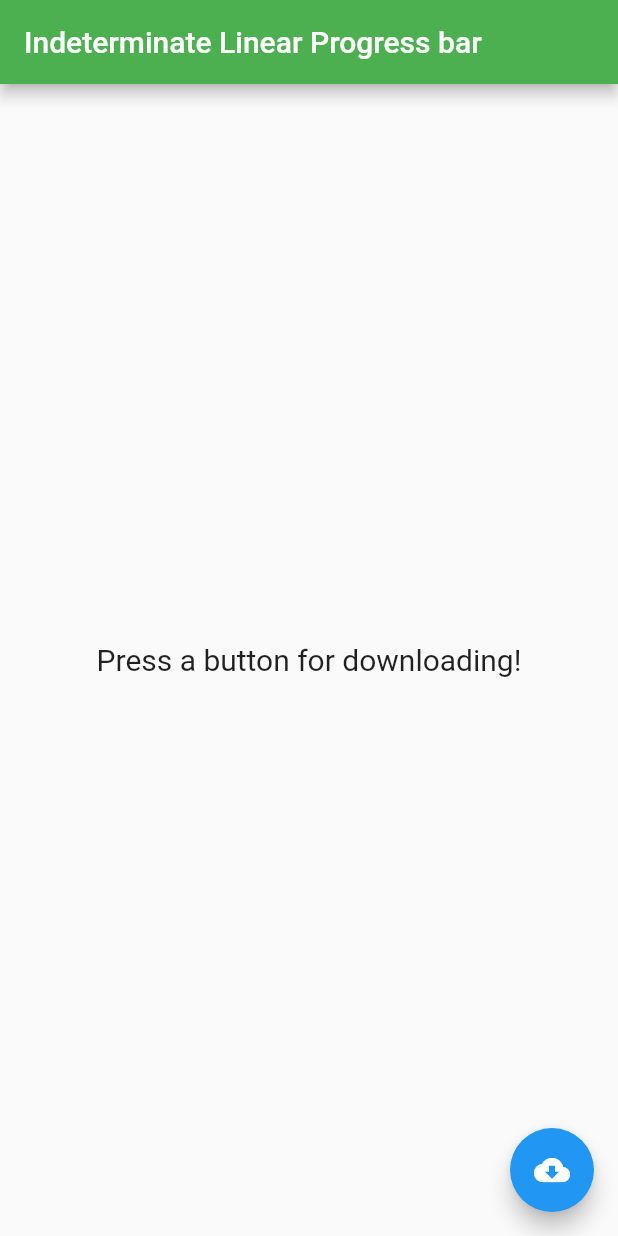
After one commit to NirajThagunna/Flutter, a Flutter app: the LinearProgressBarApp screen opened directly, on a phone screen of 412 x 824 dp. The commit adds this screen. Run offline on Flutter 3.47's test engine with Material 2 defaults, Android fonts, the phone set to English and light mode, and no system bars; our stand-ins replace fluttertoast.

Commit message:
Widget Components

```diff
--- /dev/null
+++ b/widget_components/lib/indeterminate_linear_progress_bar.dart
@@ -0,0 +1,61 @@
+import 'package:flutter/cupertino.dart';
+import 'package:flutter/material.dart';
+
+void main() => runApp(MyApp());
+
+class MyApp extends StatelessWidget {
+  @override
+  Widget build(BuildContext context) {
+    return MaterialApp(
+      title: "RadioButton Widget",
+      home: Scaffold(
+        body: LinearProgressBarApp(),
+      ),
+      debugShowCheckedModeBanner: false,
+    );
+  }
+}
+
+class LinearProgressBarApp extends StatefulWidget {
+  const LinearProgressBarApp({Key? key}) : super(key: key);
+
+  @override
+  _LinearProgressBarAppState createState() => _LinearProgressBarAppState();
+}
+
+class _LinearProgressBarAppState extends State<LinearProgressBarApp> {
+  late bool _loading;
+
+  @override
+  void initState() {
+    super.initState();
+    _loading = false;
+  }
+
+  @override
+  Widget build(BuildContext context) {
+    return Scaffold(
+      appBar: AppBar(
+        title: Text('Indeterminate Linear Progress bar'),
+        backgroundColor: Colors.green,
+      ),
+      body: Center(
+        child: Container(
+          padding: EdgeInsets.all(10.0),
+          child: _loading ? LinearProgressIndicator() : Text(
+            'Press a button for downloading!',
+            style: TextStyle(fontSize: 20),
+          ),
+        ),
+      ),
+      floatingActionButton: FloatingActionButton(
+        child: Icon(Icons.cloud_download),
+        onPressed: (){
+          setState(() {
+            _loading = !_loading;
+          });
+        },
+      ),
+    );
+  }
+}
--- /dev/null
+++ b/widget_components/lib/linear_progress_indicator.dart
@@ -0,0 +1,90 @@
+import 'dart:async';
+
+import 'package:flutter/material.dart';
+
+void main() => runApp(MyApp());
+
+class MyApp extends StatelessWidget {
+  @override
+  Widget build(BuildContext context) {
+    return MaterialApp(
+      title: "Determinate Linear Progress Bar Widget",
+      home: Scaffold(
+        body: LinearProgressBarApp(),
+      ),
+      debugShowCheckedModeBanner: false,
+    );
+  }
+}
+
+class LinearProgressBarApp extends StatefulWidget {
+  const LinearProgressBarApp({Key? key}) : super(key: key);
+
+  @override
+  _LinearProgressBarAppState createState() => _LinearProgressBarAppState();
+}
+
+class _LinearProgressBarAppState extends State<LinearProgressBarApp> {
+  late bool _loading;
+  late double _progressValue;
+
+  @override
+  void initState() {
+    super.initState();
+    _loading = false;
+    _progressValue = 0.0;
+  }
+
+  @override
+  Widget build(BuildContext context) {
+    return Scaffold(
+      appBar: AppBar(
+        title: Text('Determinate Linear Progress Bar'),
+        backgroundColor: Colors.green,
+      ),
+      body: Center(
+        child: Container(
+          padding: EdgeInsets.all(10.0),
+          child: _loading ? Column(
+            mainAxisAlignment: MainAxisAlignment.center,
+            children: <Widget>[
+              LinearProgressIndicator(
+                backgroundColor: Colors.cyanAccent,
+                valueColor: AlwaysStoppedAnimation<Color>(Colors.red),
+                value: _progressValue,
+              ),
+              Text('${(_progressValue * 100).round()}%'),
+            ],
+          ) : Text('Press the button for downloading!', style: TextStyle(fontSize: 20),),
+        ),
+      ),
+      floatingActionButton: FloatingActionButton(
+        child: Icon(Icons.cloud_download),
+        tooltip: 'Download',
+        onPressed: (){
+          setState(() {
+            _loading = !_loading;
+            _updateProgress();
+          });
+        },
+      ),
+    );
+  }
+
+  void _updateProgress() {
+    const oneSec = const Duration(seconds: 1);
+    Timer.periodic(oneSec, (Timer t) {
+      setState(() {
+        _progressValue += 0.1;
+
+        // finishing downloading
+        if (_progressValue.toStringAsFixed(1) == '1.0') {
+          _loading = false;
+          _progressValue = 0.0;
+          t.cancel();
+          return;
+        }
+      });
+    });
+  }
+}
--- a/widget_components/lib/radioButton.dart
+++ b/widget_components/lib/radioButton.dart
@@ -29,7 +29,7 @@ enum BestLang{
 }
 
 class _RadioButtonAppState extends State<RadioButtonApp> {
-  BestLang? _bestLang;
+  BestLang? _bestLang = BestLang.Dart;
 
   @override
   Widget build(BuildContext context) {
@@ -47,6 +47,7 @@ class _RadioButtonAppState extends State<RadioButtonApp> {
               groupValue: _bestLang,
               onChanged: (BestLang? value) {
                 setState(() {
+                  print(value);
                   _bestLang = value!;
                 });
               },
@@ -59,6 +60,7 @@ class _RadioButtonAppState extends State<RadioButtonApp> {
               groupValue: _bestLang,
               onChanged: (BestLang? value){
                 setState(() {
+                  print(value);
                   _bestLang = value!;
                 });
               },
@@ -71,6 +73,7 @@ class _RadioButtonAppState extends State<RadioButtonApp> {
               groupValue: _bestLang,
               onChanged: (BestLang? value){
                 setState(() {
+                  print(value);
                   _bestLang = value!;
                 });
               },
```
